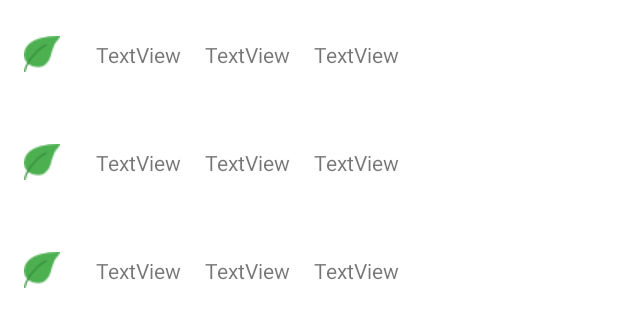
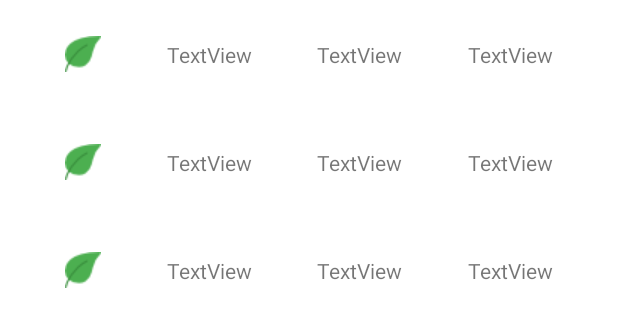
Before and after one commit to BA20/CM_APP, an Android app: the layout fragment_sugestoes.xml on its own in the app's theme, with its tools: preview values and no code run, on a phone screen of 412 x 824 dp. Shown: the top 327 px of the screen. Run offline under Robolectric (Android 15) with nearby library versions, the phone set to English and light mode, and no system bars.

Commit message:
versão final

```diff
--- a/app/src/main/java/ipvc/estg/plantme/ui/dashboard/DashboardFragment.kt
+++ b/app/src/main/java/ipvc/estg/plantme/ui/dashboard/DashboardFragment.kt
@@ -25,7 +25,6 @@ import java.util.*
 
 class DashboardFragment : Fragment() {
 
-    private lateinit var dashboardViewModel: DashboardViewModel
     private lateinit var sharedPreferences: SharedPreferences
     private lateinit var email: String
 
--- a/app/src/main/java/ipvc/estg/plantme/ui/dashboard/DashboardViewModel.kt
+++ /dev/null
@@ -1,13 +0,0 @@
-package ipvc.estg.plantme.ui.dashboard
-
-import androidx.lifecycle.LiveData
-import androidx.lifecycle.MutableLiveData
-import androidx.lifecycle.ViewModel
-
-class DashboardViewModel : ViewModel() {
-
-    private val _text = MutableLiveData<String>().apply {
-        value = "This is dashboard Fragment"
-    }
-    val text: LiveData<String> = _text
-}
--- a/app/src/main/res/layout/sugestoes_line.xml
+++ b/app/src/main/res/layout/sugestoes_line.xml
@@ -9,10 +9,11 @@
         android:id="@+id/nomePlanta"
         android:layout_width="wrap_content"
         android:layout_height="wrap_content"
-        android:layout_marginStart="24dp"
         android:gravity="center"
         android:text="TextView"
         app:layout_constraintBottom_toBottomOf="@+id/imageView3"
+        app:layout_constraintEnd_toStartOf="@+id/dataInicio"
+        app:layout_constraintHorizontal_bias="0.5"
         app:layout_constraintStart_toEndOf="@+id/imageView3"
         app:layout_constraintTop_toTopOf="@+id/imageView3" />
 
@@ -20,13 +21,13 @@
         android:id="@+id/imageView3"
         android:layout_width="wrap_content"
         android:layout_height="wrap_content"
-        android:layout_marginStart="16dp"
         android:layout_marginTop="24dp"
         android:layout_marginBottom="24dp"
         app:layout_constraintBottom_toBottomOf="parent"
+        app:layout_constraintEnd_toStartOf="@+id/nomePlanta"
+        app:layout_constraintHorizontal_bias="0.5"
         app:layout_constraintStart_toStartOf="parent"
         app:layout_constraintTop_toTopOf="parent"
-        app:layout_constraintVertical_bias="1.0"
         app:srcCompat="@drawable/leaf" />
 
     <TextView
@@ -34,10 +35,11 @@
         android:layout_width="wrap_content"
         android:layout_height="wrap_content"
         android:layout_alignParentEnd="true"
-        android:layout_marginStart="16dp"
         android:gravity="center"
         android:text="TextView"
         app:layout_constraintBottom_toBottomOf="@+id/nomePlanta"
+        app:layout_constraintEnd_toStartOf="@+id/dataFim"
+        app:layout_constraintHorizontal_bias="0.5"
         app:layout_constraintStart_toEndOf="@+id/nomePlanta"
         app:layout_constraintTop_toTopOf="@+id/nomePlanta" />
 
@@ -46,10 +48,11 @@
         android:layout_width="wrap_content"
         android:layout_height="wrap_content"
         android:layout_alignParentEnd="true"
-        android:layout_marginStart="16dp"
         android:gravity="center"
         android:text="TextView"
         app:layout_constraintBottom_toBottomOf="@+id/dataInicio"
+        app:layout_constraintEnd_toEndOf="parent"
+        app:layout_constraintHorizontal_bias="0.5"
         app:layout_constraintStart_toEndOf="@+id/dataInicio"
         app:layout_constraintTop_toTopOf="@+id/dataInicio" />
 </androidx.constraintlayout.widget.ConstraintLayout>
```
